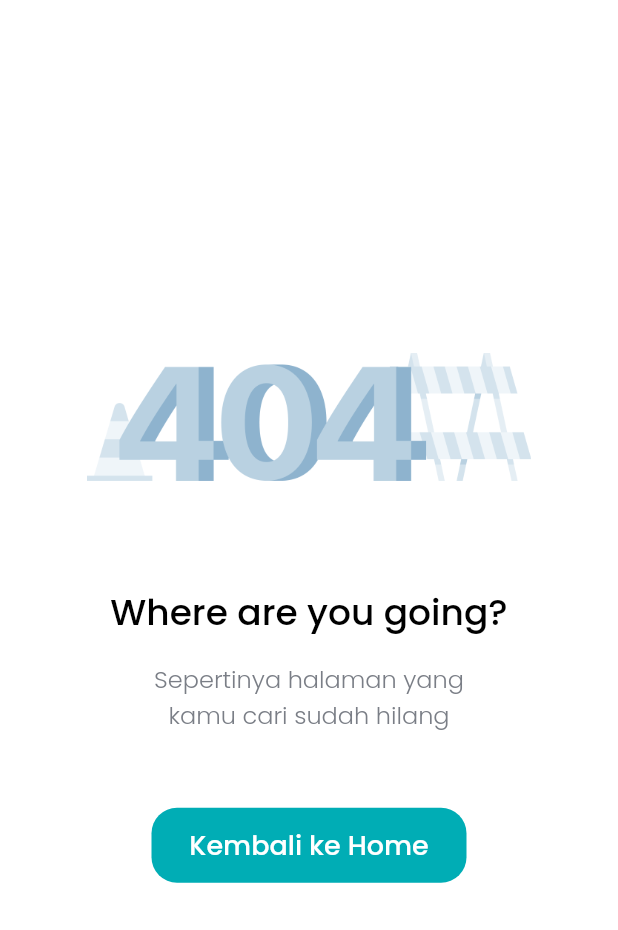
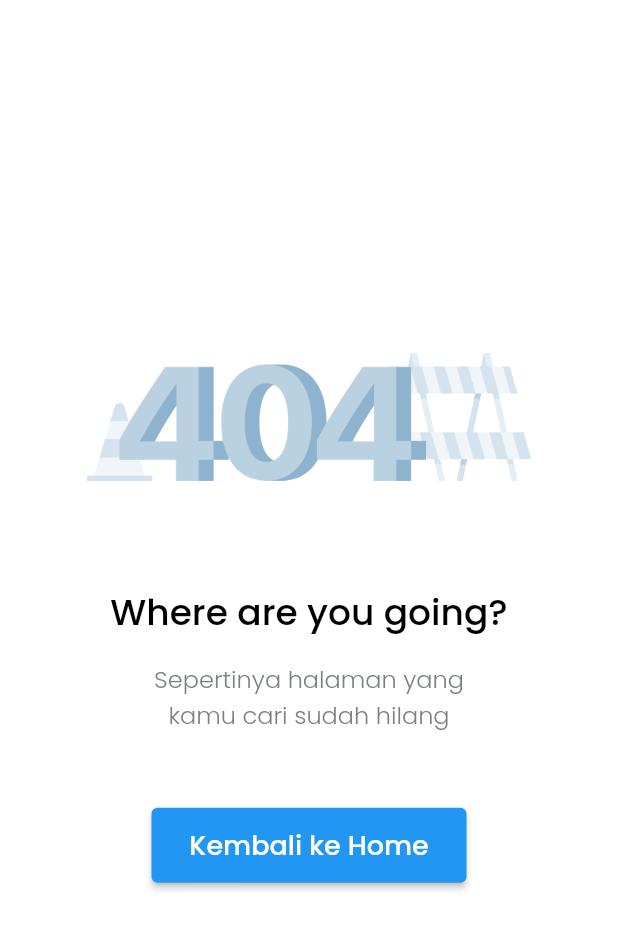
Before and after one commit to MahmudiZukri/taboosi, a Flutter app: the ErrorPage screen opened directly, on a phone screen of 412 x 824 dp. Shown: the top 930 px of the screen. Run offline on Flutter 3.47's test engine with Material 2 defaults, Android fonts, the light colour scheme and no system bars; our stand-ins replace carousel_slider, cloud_firestore, firebase_storage, flushbar, google_fonts, image_picker; accounts and stored records are empty.

Commit message:
mengubah RaisedButton ke ElevatedButton

```diff
--- a/lib/ui/pages/error_page.dart
+++ b/lib/ui/pages/error_page.dart
@@ -23,11 +23,8 @@ class ErrorPage extends StatelessWidget {
               Container(
                   height: 50,
                   width: 210,
-                  child: RaisedButton(
-                      elevation: 0,
-                      color: turquoiseColor,
-                      shape: RoundedRectangleBorder(
-                          borderRadius: BorderRadius.circular(17)),
+                  child: ElevatedButton(
+                      style: ElevatedButton.styleFrom(),
                       onPressed: () {
                         // Navigator.push(
                         //     context,
```
Also changed, not shown: lib/ui/pages/add_gadget_page.dart (+8 -6 lines), lib/ui/pages/detail_page.dart (+8 -6 lines), lib/ui/pages/splash_page.dart (+7 -5 lines), pubspec.lock.
